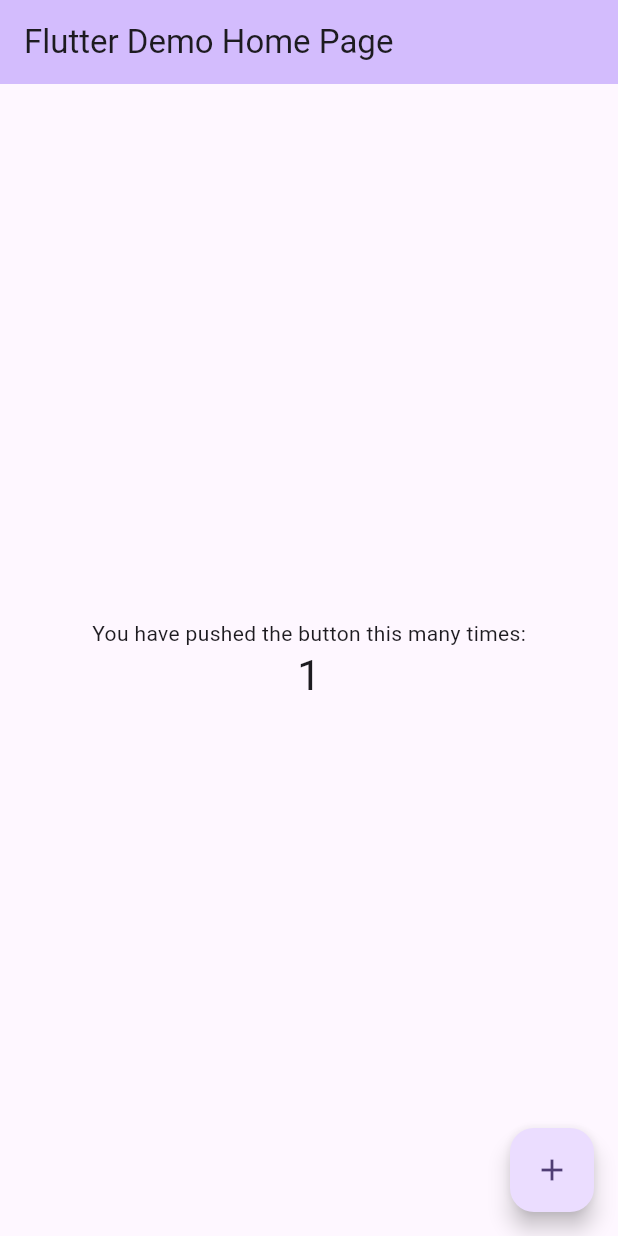
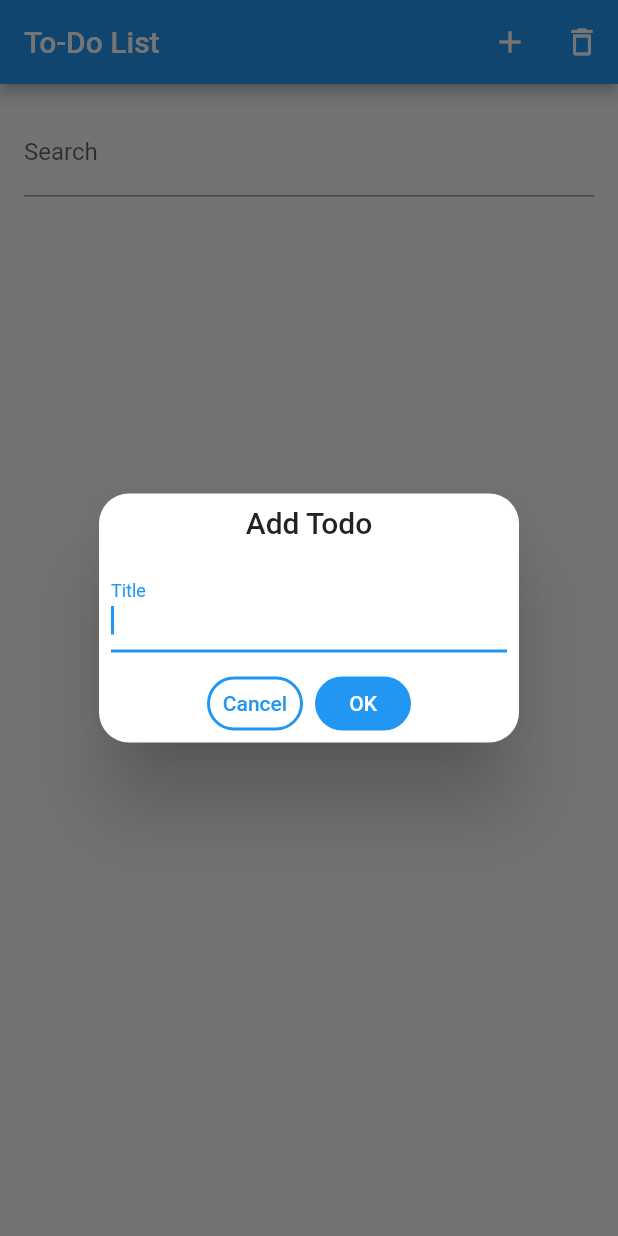
Before and after one commit to shubiour/todo-list-app, a Flutter app: the screen it shows after launch, after a tap on the "add" icon, on a phone screen of 412 x 824 dp. Run offline on Flutter 3.47's test engine with Material 2 defaults, Android fonts, the phone set to English and light mode, and no system bars; our stand-ins replace get.

Commit message:
search and tick list added

```diff
--- /dev/null
+++ b/lib/Controller/todo_controller.dart
@@ -0,0 +1,62 @@
+import 'package:flutter/material.dart';
+import 'package:get/get.dart';
+
+import '../model/todo_model.dart';
+
+class TodoController extends GetxController {
+  final todos = <Todo>[].obs;
+  final RxString searchQuery = ''.obs;
+
+  void addTodo() {
+    TextEditingController titleController = TextEditingController();
+
+    Get.defaultDialog(
+      title: 'Add Todo',
+      content: TextFormField(
+        autofocus: true,
+        controller: titleController,
+        decoration: InputDecoration(
+          labelText: 'Title',
+        ),
+      ),
+      textConfirm: 'OK',
+      textCancel: 'Cancel',
+      onConfirm: () {
+        final value = titleController.text;
+        if (value.isNotEmpty) {
+          todos.add(Todo(title: value));
+          Get.back();
+        }
+      },
+    );
+  }
+
+  void updateTodoStatus(int index, bool completed) {
+    todos[index].completed.value = completed;
+  }
+
+  void deleteTodo(int index) {
+    todos.removeAt(index);
+  }
+
+  void clearCompletedTodos() {
+    todos.removeWhere((todo) => todo.completed.value);
+  }
+
+  void setSearchQuery(String query) {
+    searchQuery.value = query;
+  }
+
+  List<Todo> get filteredTodos {
+    if (searchQuery.value.isEmpty) {
+      return todos;
+    } else {
+      final filteredList = todos.where((todo) {
+        return todo.title
+            .toLowerCase()
+            .contains(searchQuery.value.toLowerCase());
+      }).toList();
+      return filteredList;
+    }
+  }
+}
--- /dev/null
+++ b/lib/Model/todo_model.dart
@@ -0,0 +1,11 @@
+import 'package:get/get.dart';
+
+class Todo {
+  final String title;
+  final RxBool completed;
+
+  Todo({
+    required this.title,
+    bool completed = false,
+  }) : completed = completed.obs;
+}
--- /dev/null
+++ b/lib/Screen/home_page.dart
@@ -0,0 +1,70 @@
+import 'package:flutter/material.dart';
+import 'package:get/get.dart';
+
+import '../controller/todo_controller.dart';
+
+class HomePage extends StatelessWidget {
+  final TodoController todoController = Get.put(TodoController());
+
+  @override
+  Widget build(BuildContext context) {
+    return Scaffold(
+      appBar: AppBar(
+        title: Text('To-Do List'),
+        actions: [
+          IconButton(
+            icon: Icon(Icons.add),
+            onPressed: () => todoController.addTodo(),
+          ),
+          IconButton(
+            icon: Icon(Icons.delete_outline),
+            onPressed: () => todoController.clearCompletedTodos(),
+          ),
+        ],
+      ),
+      body: Column(
+        children: [
+          Padding(
+            padding: EdgeInsets.all(16.0),
+            child: TextFormField(
+              decoration: InputDecoration(
+                labelText: 'Search',
+              ),
+              onChanged: (value) {
+                // Set the search query
+                todoController.setSearchQuery(value);
+              },
+            ),
+          ),
+          Expanded(
+            child: Obx(
+              () {
+                final filteredTodos = todoController.filteredTodos;
+                return ListView.builder(
+                  itemCount: filteredTodos.length,
+                  itemBuilder: (context, index) {
+                    final todo = filteredTodos[index];
+                    return ListTile(
+                      title: Text(todo.title),
+                      leading: Obx(
+                        () => Checkbox(
+                          value: todo.completed.value ?? false,
+                          onChanged: (value) =>
+                              todoController.updateTodoStatus(index, value!),
+                        ),
+                      ),
+                      trailing: IconButton(
+                        icon: Icon(Icons.delete),
+                        onPressed: () => todoController.deleteTodo(index),
+                      ),
+                    );
+                  },
+                );
+              },
+            ),
+          ),
+        ],
+      ),
+    );
+  }
+}
--- a/lib/main.dart
+++ b/lib/main.dart
@@ -1,125 +1,11 @@
 import 'package:flutter/material.dart';
+import 'package:get/get.dart';
+import 'Screen/home_page.dart';
 
 void main() {
-  runApp(const MyApp());
+  runApp(GetMaterialApp(
+    title: 'To-Do List',
+    theme: ThemeData(primarySwatch: Colors.blue),
+    home: HomePage(),
+  ));
 }
-
-class MyApp extends StatelessWidget {
-  const MyApp({super.key});
-
-  // This widget is the root of your application.
-  @override
-  Widget build(BuildContext context) {
-    return MaterialApp(
-      title: 'Flutter Demo',
-      theme: ThemeData(
-        // This is the theme of your application.
-        //
-        // TRY THIS: Try running your application with "flutter run". You'll see
-        // the application has a blue toolbar. Then, without quitting the app,
-        // try changing the seedColor in the colorScheme below to Colors.green
-        // and then invoke "hot reload" (save your changes or press the "hot
-        // reload" button in a Flutter-supported IDE, or press "r" if you used
-        // the command line to start the app).
-        //
-        // Notice that the counter didn't reset back to zero; the application
-        // state is not lost during the reload. To reset the state, use hot
-        // restart instead.
-        //
-        // This works for code too, not just values: Most code changes can be
-        // tested with just a hot reload.
-        colorScheme: ColorScheme.fromSeed(seedColor: Colors.deepPurple),
-        useMaterial3: true,
-      ),
-      home: const MyHomePage(title: 'Flutter Demo Home Page'),
-    );
-  }
-}
-
-class MyHomePage extends StatefulWidget {
-  const MyHomePage({super.key, required this.title});
-
-  // This widget is the home page of your application. It is stateful, meaning
-  // that it has a State object (defined below) that contains fields that affect
-  // how it looks.
-
-  // This class is the configuration for the state. It holds the values (in this
-  // case the title) provided by the parent (in this case the App widget) and
-  // used by the build method of the State. Fields in a Widget subclass are
-  // always marked "final".
-
-  final String title;
-
-  @override
-  State<MyHomePage> createState() => _MyHomePageState();
-}
-
-class _MyHomePageState extends State<MyHomePage> {
-  int _counter = 0;
-
-  void _incrementCounter() {
-    setState(() {
-      // This call to setState tells the Flutter framework that something has
-      // changed in this State, which causes it to rerun the build method below
-      // so that the display can reflect the updated values. If we changed
-      // _counter without calling setState(), then the build method would not be
-      // called again, and so nothing would appear to happen.
-      _counter++;
-    });
-  }
-
-  @override
-  Widget build(BuildContext context) {
-    // This method is rerun every time setState is called, for instance as done
-    // by the _incrementCounter method above.
-    //
-    // The Flutter framework has been optimized to make rerunning build methods
-    // fast, so that you can just rebuild anything that needs updating rather
-    // than having to individually change instances of widgets.
-    return Scaffold(
-      appBar: AppBar(
-        // TRY THIS: Try changing the color here to a specific color (to
-        // Colors.amber, perhaps?) and trigger a hot reload to see the AppBar
-        // change color while the other colors stay the same.
-        backgroundColor: Theme.of(context).colorScheme.inversePrimary,
-        // Here we take the value from the MyHomePage object that was created by
-        // the App.build method, and use it to set our appbar title.
-        title: Text(widget.title),
-      ),
-      body: Center(
-        // Center is a layout widget. It takes a single child and positions it
-        // in the middle of the parent.
-        child: Column(
-          // Column is also a layout widget. It takes a list of children and
-          // arranges them vertically. By default, it sizes itself to fit its
-          // children horizontally, and tries to be as tall as its parent.
-          //
-          // Column has various properties to control how it sizes itself and
-          // how it positions its children. Here we use mainAxisAlignment to
-          // center the children vertically; the main axis here is the vertical
-          // axis because Columns are vertical (the cross axis would be
-          // horizontal).
-          //
-          // TRY THIS: Invoke "debug painting" (choose the "Toggle Debug Paint"
-          // action in the IDE, or press "p" in the console), to see the
-          // wireframe for each widget.
-          mainAxisAlignment: MainAxisAlignment.center,
-          children: <Widget>[
-            const Text(
-              'You have pushed the button this many times:',
-            ),
-            Text(
-              '$_counter',
-              style: Theme.of(context).textTheme.headlineMedium,
-            ),
-          ],
-        ),
-      ),
-      floatingActionButton: FloatingActionButton(
-        onPressed: _incrementCounter,
-        tooltip: 'Increment',
-        child: const Icon(Icons.add),
-      ), // This trailing comma makes auto-formatting nicer for build methods.
-    );
-  }
-}
--- a/pubspec.yaml
+++ b/pubspec.yaml
@@ -30,6 +30,7 @@ environment:
 dependencies:
   flutter:
     sdk: flutter
+  get: ^4.6.5
 
 
   # The following adds the Cupertino Icons font to your application.
```
Also changed, not shown: pubspec.lock.
